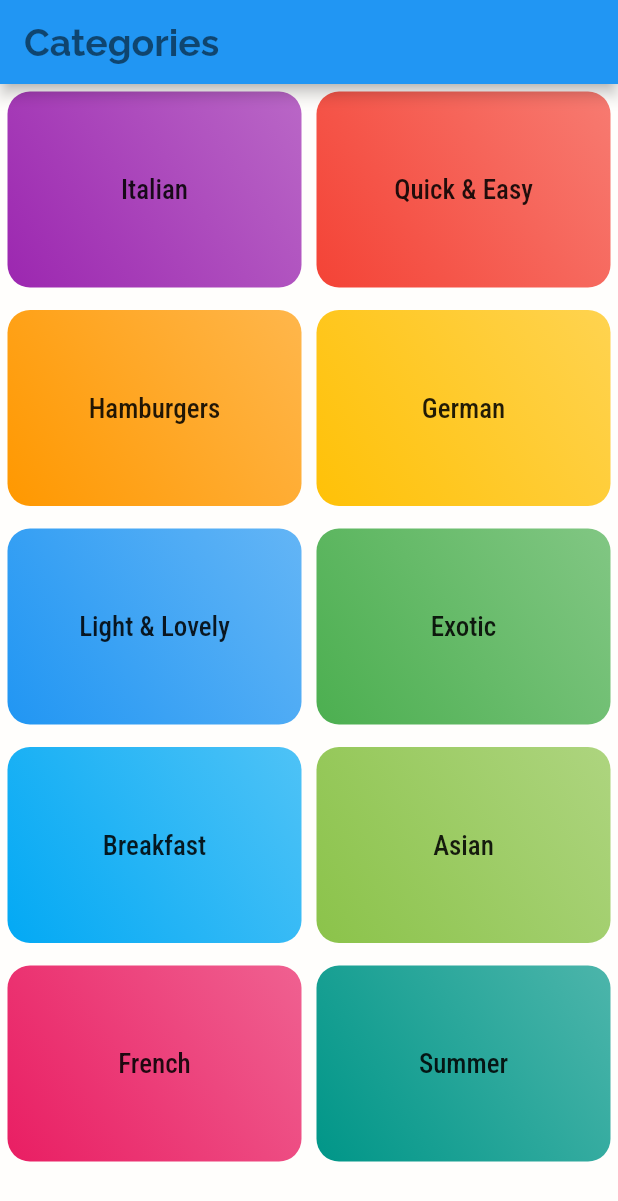
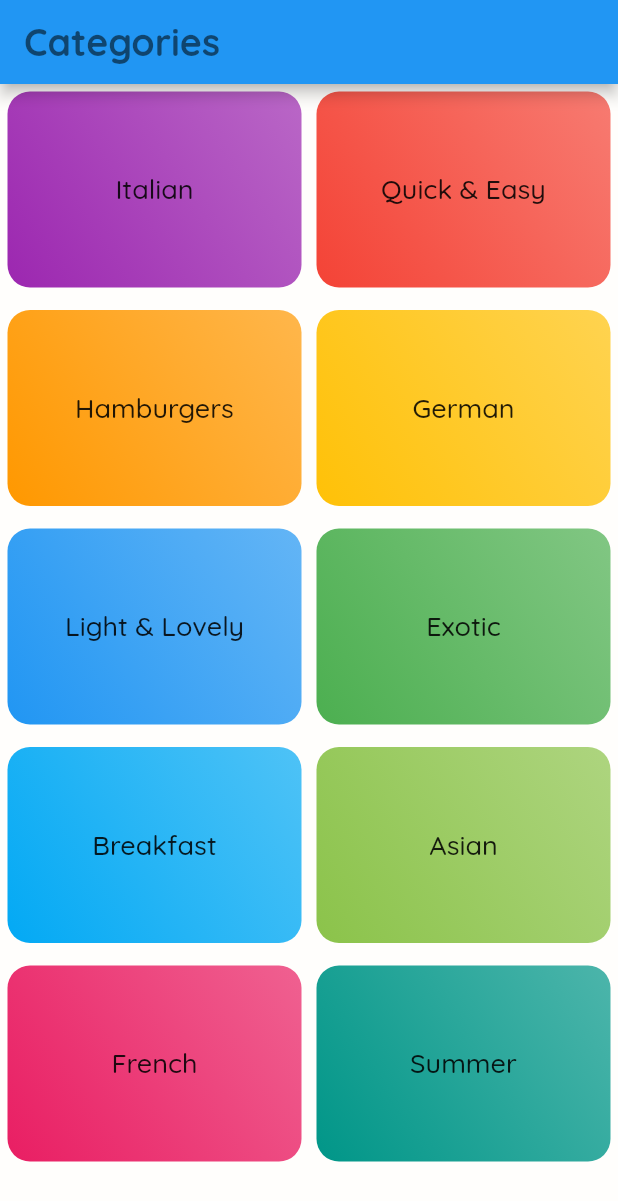
Before and after one commit to rajpranit/Recipe-flutter-MPA, a Flutter app: the screen it shows after launch, on a phone screen of 412 x 824 dp. Shown: the top 1201 px of the screen. Run offline on Flutter 3.47's test engine with Material 2 defaults, Android fonts, the phone set to English and light mode, and no system bars; our stand-ins replace google_fonts.

Commit message:
refactoring with google fonts

```diff
--- a/lib/category_item.dart
+++ b/lib/category_item.dart
@@ -31,7 +31,10 @@ class CategoryItem extends StatelessWidget {
       child: Column(
         mainAxisAlignment: MainAxisAlignment.center,
         children: [
-          Text(title, style: Theme.of(context).textTheme.bodyText1),
+          Text(
+            title,
+            style: Theme.of(context).textTheme.bodyText1,
+          ),
         ],
       ),
     );
--- a/lib/main.dart
+++ b/lib/main.dart
@@ -11,17 +11,19 @@ class MyApp extends StatelessWidget {
       title: 'DeliMeals',
       theme: ThemeData(
         primarySwatch: Colors.blue,
-        fontFamily: 'Raleway',
+        fontFamily: GoogleFonts.quicksand().toString(),
         secondaryHeaderColor: Colors.amber,
         canvasColor: const Color.fromRGBO(255, 254, 252, 1),
-        textTheme: const TextTheme(
-          headline1: TextStyle(
-            fontFamily: 'Raleway',
+        textTheme: TextTheme(
+          headline1: const TextStyle(
+            fontFamily: 'Quicksand',
             fontSize: 25,
             fontWeight: FontWeight.bold,
           ),
           bodyText1: TextStyle(
-            fontFamily: "RobotoCondensed",
+            fontFamily:
+                GoogleFonts.quicksand(fontWeight: FontWeight.bold, fontSize: 15)
+                    .fontFamily,
             fontSize: 18,
           ),
         ),
```
Also changed, not shown: pubspec.yaml (+20 -20 lines), google_fonts/Quicksand-VariableFont_wght.ttf (added), lib/assets/fonts/Raleway-Black.ttf (deleted), lib/assets/fonts/Raleway-Bold.ttf (deleted), lib/assets/fonts/Raleway-Regular.ttf (deleted), lib/assets/fonts/RobotoCondensed-Bold.ttf (deleted), lib/assets/fonts/RobotoCondensed-Italic.ttf (deleted), lib/assets/fonts/RobotoCondensed-Light.ttf (deleted), lib/assets/fonts/RobotoCondensed-Regular.ttf (deleted).
